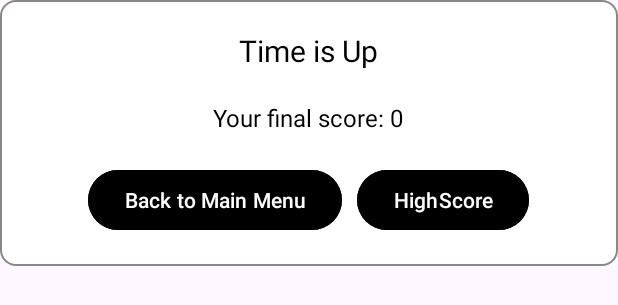
After one commit to DominikHupko/Pirates, an Android app: the layout dialog_time_up.xml on its own in the app's theme, with its tools: preview values and no code run, on a phone screen of 412 x 824 dp. The commit adds this screen. Shown: the top 305 px of the screen. Run offline under Robolectric (Android 15) with nearby library versions, the phone set to English and light mode, and no system bars.

Commit message:
Timer
A timert beallitottam 30 masodpercre kezdetileg. Ha lejar az ido, akkor kijon egy dialog amiben kiirja a megszerzett pontokat. Visszalehet menni a MainActivity-be, de az a problema, hogy akkor is kiirja, hogy "Welcome null" szoval ezt majd meg kell oldani

```diff
--- /dev/null
+++ b/app/src/main/res/drawable/button_background.xml
@@ -0,0 +1,5 @@
+<?xml version="1.0" encoding="utf-8"?>
+<shape xmlns:android="http://schemas.android.com/apk/res/android">
+    <solid android:color="#000000"/>
+    <corners android:radius="5dp"/>
+</shape>
--- /dev/null
+++ b/app/src/main/res/drawable/dialog_background.xml
@@ -0,0 +1,6 @@
+<?xml version="1.0" encoding="utf-8"?>
+<shape xmlns:android="http://schemas.android.com/apk/res/android">
+    <solid android:color="#FFFFFF"/>
+    <corners android:radius="10dp"/>
+    <stroke android:color="#888888" android:width="1dp"/>
+</shape>
--- /dev/null
+++ b/app/src/main/res/layout/dialog_time_up.xml
@@ -0,0 +1,53 @@
+<?xml version="1.0" encoding="utf-8"?>
+<LinearLayout xmlns:android="http://schemas.android.com/apk/res/android"
+    android:layout_width="match_parent"
+    android:layout_height="wrap_content"
+    android:orientation="vertical"
+    android:padding="20dp"
+    android:gravity="center"
+    android:background="@drawable/dialog_background">
+
+    <TextView
+        android:id="@+id/timeUpMessage"
+        android:layout_width="wrap_content"
+        android:layout_height="wrap_content"
+        android:text="Time is Up"
+        android:textSize="20sp"
+        android:textColor="@color/black"
+        android:layout_marginBottom="20dp"
+        android:gravity="center"/>
+
+    <TextView
+        android:id="@+id/finalScoreMessage"
+        android:layout_width="wrap_content"
+        android:layout_height="wrap_content"
+        android:text="Your final score: 0"
+        android:textSize="16sp"
+        android:textColor="@color/black"
+        android:gravity="center"/>
+
+    <LinearLayout
+        android:layout_width="match_parent"
+        android:layout_height="wrap_content"
+        android:orientation="horizontal"
+        android:gravity="center"
+        android:layout_marginTop="20dp">
+
+        <Button
+            android:id="@+id/backToMainMenuButton"
+            android:layout_width="wrap_content"
+            android:layout_height="wrap_content"
+            android:text="Back to Main Menu"
+            android:backgroundTint="@color/black"
+            android:textColor="@color/white"
+            android:layout_marginEnd="10dp"/>
+
+        <Button
+            android:id="@+id/highScoreButton"
+            android:layout_width="wrap_content"
+            android:layout_height="wrap_content"
+            android:text="HighScore"
+            android:backgroundTint="@color/black"
+            android:textColor="@color/white"/>
+    </LinearLayout>
+</LinearLayout>
```
Also changed, not shown: app/src/main/java/com/example/pi_rates/TaskGeneratorActivity.java (+54 -0 lines).
